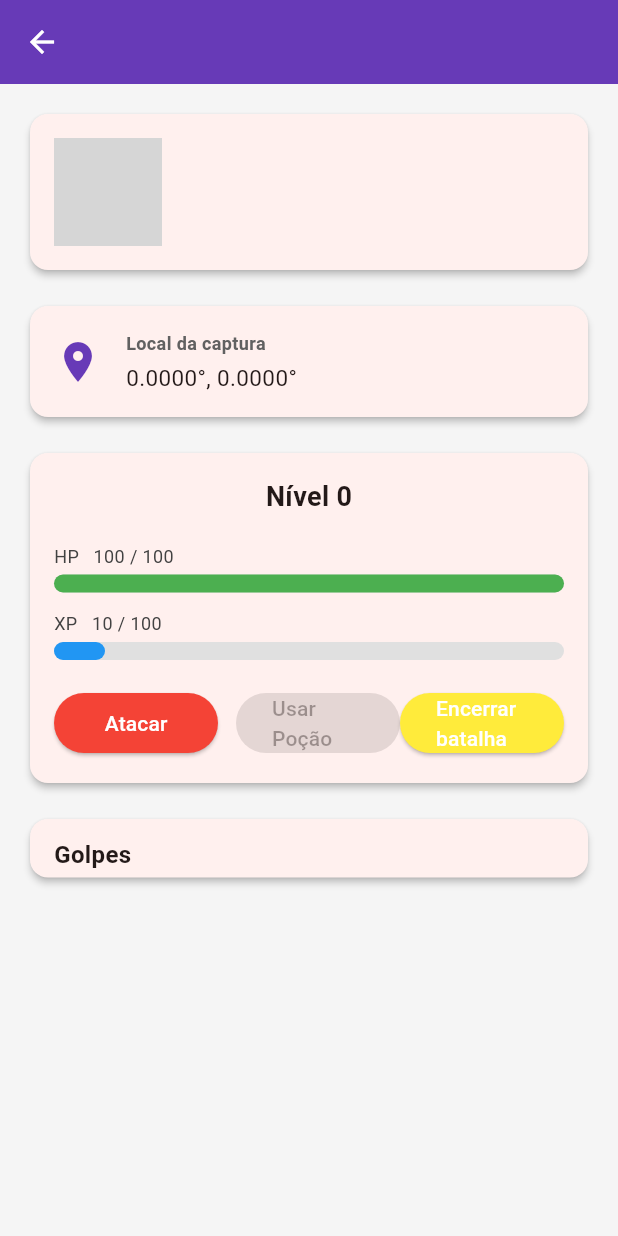
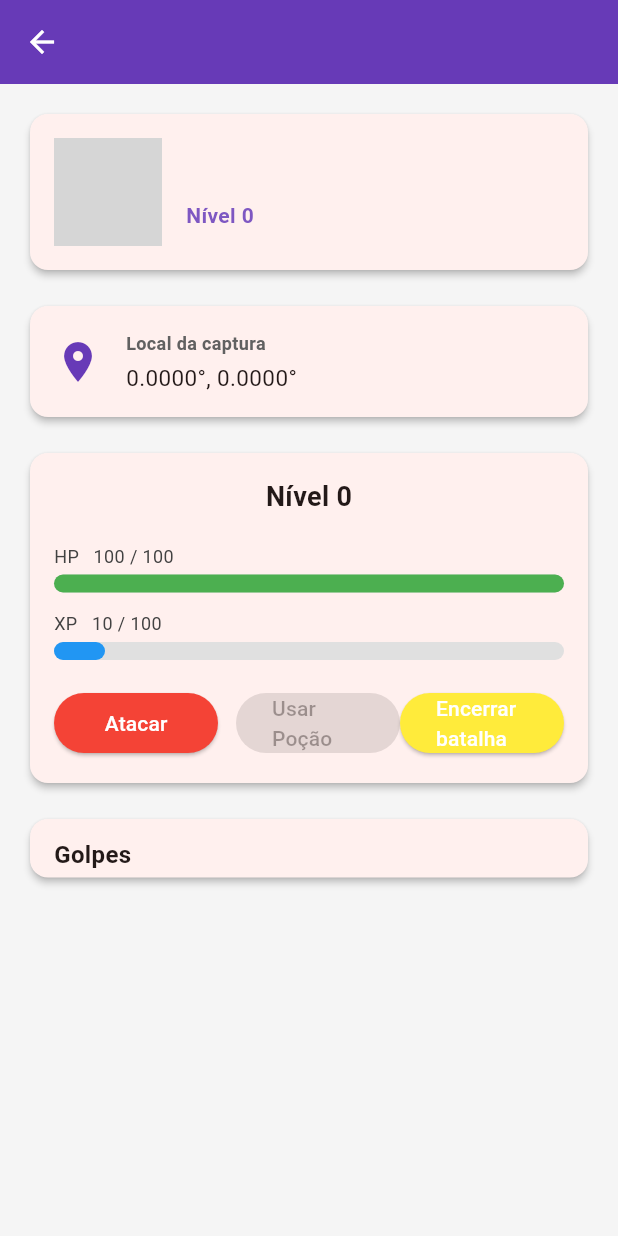
Before and after one commit to Rafa3lFerreira/flutter-poke-app, a Flutter app: the PokemonScreen screen opened directly with empty values, after a tap on "Atacar", after a tap on "Usar Poção", on a phone screen of 412 x 824 dp. Run offline on Flutter 3.47's test engine with Material 3 defaults, Android fonts, the phone set to English and light mode, and no system bars; our stand-ins replace cloud_firestore, firebase_auth, firebase_core, geolocator; accounts and stored records are empty; network calls fail; grey boxes are pictures that could not be loaded.

Commit message:
feat ultima alteracao

```diff
--- /dev/null
+++ b/lib/battle_provider.dart
@@ -0,0 +1,37 @@
+import 'package:flutter/material.dart';
+
+class BattleProvider extends ChangeNotifier {
+  final String pokemonName;
+  int hp = 100;
+  int xp = 0;
+  int level;
+
+  BattleProvider({required this.pokemonName, required this.level});
+
+  Color get hpColor {
+    if (hp > 60) return Colors.green;
+    if (hp > 30) return Colors.yellow;
+    return Colors.red;
+  }
+
+  String get statusMessage {
+    if (hp == 0) return '$pokemonName desmaiou!';
+    if (hp <= 30) return 'HP crítico!';
+    return '';
+  }
+
+  void attack() {
+    hp = (hp - 20).clamp(0, 100);
+    xp = xp + 10;
+    if (xp >= 100) {
+      level++;
+      xp = 0;
+    }
+    notifyListeners();
+  }
+
+  void heal() {
+    hp = (hp + 30).clamp(0, 100);
+    notifyListeners();
+  }
+}
--- a/lib/pokemon_screen.dart
+++ b/lib/pokemon_screen.dart
@@ -1,5 +1,8 @@
 import 'package:flutter/material.dart';
+import 'package:provider/provider.dart';
 import 'pokemon.dart';
+import 'battle_provider.dart';
+import 'stat_bar.dart';
 
 class PokemonScreen extends StatefulWidget {
   final Pokemon pokemon;
@@ -14,7 +17,12 @@ class PokemonScreen extends StatefulWidget {
 class _PokemonScreenState extends State<PokemonScreen> {
   @override
   Widget build(BuildContext context) {
-    return Scaffold(
+    return ChangeNotifierProvider(
+      create: (_) => BattleProvider(
+        pokemonName: widget.pokemon.name,
+        level: widget.pokemon.level,
+      ),
+      child: Scaffold(
         backgroundColor: Colors.grey.shade100,
         appBar: AppBar(
           title: Text(widget.pokemon.name),
@@ -30,10 +38,11 @@ class _PokemonScreenState extends State<PokemonScreen> {
               SizedBox(height: 16),
               LocationCard(pokemon: widget.pokemon),
               SizedBox(height: 16),
-            BattlePanel(pokemon: widget.pokemon),
+              BattlePanel(docId: widget.docId),
               SizedBox(height: 16),
               MoveList(pokemon: widget.pokemon),
             ],
+          ),
         ),
       ),
     );
@@ -52,6 +61,7 @@ class PokemonCard extends StatefulWidget {
 class _PokemonCardState extends State<PokemonCard> {
   @override
   Widget build(BuildContext context) {
+    final level = context.select((BattleProvider p) => p.level);
     return Card(
       elevation: 2,
       child: Padding(
@@ -70,6 +80,15 @@ class _PokemonCardState extends State<PokemonCard> {
                 Text(
                   widget.pokemon.name,
                   style: TextStyle(fontSize: 22, fontWeight: FontWeight.bold),
+                ),
+                SizedBox(height: 4),
+                Text(
+                  'Nível $level',
+                  style: TextStyle(
+                    fontSize: 14,
+                    color: Colors.deepPurple.shade400,
+                    fontWeight: FontWeight.bold,
+                  ),
                 ),
                 SizedBox(height: 4),
                 Wrap(
@@ -136,57 +155,14 @@ class LocationCard extends StatelessWidget {
   }
 }
 
-class BattlePanel extends StatefulWidget {
-  final Pokemon pokemon;
+class BattlePanel extends StatelessWidget {
+  final String docId;
 
-  const BattlePanel({super.key, required this.pokemon});
-
-  @override
-  State<BattlePanel> createState() => _BattlePanelState();
-}
-
-class _BattlePanelState extends State<BattlePanel> {
-  int hp = 100;
-  int xp = 0;
-  late int level;
-
-  @override
-  void initState() {
-    super.initState();
-    level = widget.pokemon.level;
-  }
-
-  Color get hpColor {
-    if (hp > 60) return Colors.green;
-    if (hp > 30) return Colors.yellow;
-    return Colors.red;
-  }
-
-  String get statusMessage {
-    if (hp == 0) return '${widget.pokemon.name} desmaiou!';
-    if (hp <= 30) return 'HP crítico!';
-    return '';
-  }
-
-  void _atacar() {
-    setState(() {
-      hp = (hp - 20).clamp(0, 100);
-      xp = xp + 10;
-      if (xp >= 100) {
-        level++;
-        xp = 0;
-      }
-    });
-  }
-
-  void _usarPocao() {
-    setState(() {
-      hp = (hp + 30).clamp(0, 100);
-    });
-  }
+  const BattlePanel({super.key, required this.docId});
 
   @override
   Widget build(BuildContext context) {
+    final battle = context.watch<BattleProvider>();
     return Card(
       elevation: 2,
       child: Padding(
@@ -194,16 +170,26 @@ class _BattlePanelState extends State<BattlePanel> {
         child: Column(
           children: [
             Text(
-              'Nível $level',
+              'Nível ${battle.level}',
               style: TextStyle(fontSize: 18, fontWeight: FontWeight.bold),
             ),
             SizedBox(height: 12),
-            _StatBar(label: 'HP', value: hp, maxValue: 100, color: hpColor),
-            _StatBar(label: 'XP', value: xp, maxValue: 100, color: Colors.blue),
-            if (statusMessage.isNotEmpty) ...[
+            StatBar(
+              label: 'HP',
+              value: battle.hp,
+              maxValue: 100,
+              color: battle.hpColor,
+            ),
+            StatBar(
+              label: 'XP',
+              value: battle.xp,
+              maxValue: 100,
+              color: Colors.blue,
+            ),
+            if (battle.statusMessage.isNotEmpty) ...[
               SizedBox(height: 8),
               Text(
-                statusMessage,
+                battle.statusMessage,
                 style: TextStyle(
                   color: Colors.red,
                   fontWeight: FontWeight.bold,
@@ -215,7 +201,9 @@ class _BattlePanelState extends State<BattlePanel> {
               children: [
                 Expanded(
                   child: ElevatedButton(
-                    onPressed: hp > 0 ? _atacar : null,
+                    onPressed: battle.hp > 0
+                        ? () => context.read<BattleProvider>().attack()
+                        : null,
                     style: ElevatedButton.styleFrom(
                       backgroundColor: Colors.red,
                       foregroundColor: Colors.white,
@@ -226,7 +214,9 @@ class _BattlePanelState extends State<BattlePanel> {
                 SizedBox(width: 12),
                 Expanded(
                   child: ElevatedButton(
-                    onPressed: hp < 100 ? _usarPocao : null,
+                    onPressed: battle.hp < 100
+                        ? () => context.read<BattleProvider>().heal()
+                        : null,
                     style: ElevatedButton.styleFrom(
                       backgroundColor: Colors.green,
                       foregroundColor: Colors.white,
@@ -236,7 +226,10 @@ class _BattlePanelState extends State<BattlePanel> {
                 ),
                 Expanded(
                   child: ElevatedButton(
-                    onPressed: () => Navigator.pop(context, level),
+                    onPressed: () {
+                      final level = context.read<BattleProvider>().level;
+                      Navigator.pop(context, level);
+                    },
                     style: ElevatedButton.styleFrom(
                       backgroundColor: Colors.yellow,
                       foregroundColor: Colors.white,
@@ -286,59 +279,3 @@ class _MoveListState extends State<MoveList> {
     );
   }
 }
-
-class _StatBar extends StatelessWidget {
-  final String label;
-  final int value;
-  final int maxValue;
-  final Color color;
-
-  const _StatBar({
-    required this.label,
-    required this.value,
-    required this.maxValue,
-    required this.color,
-  });
-
-  @override
-  Widget build(BuildContext context) {
-    return Padding(
-      padding: EdgeInsets.symmetric(vertical: 6),
-      child: Column(
-        crossAxisAlignment: CrossAxisAlignment.start,
-        children: [
-          Text(
-            '$label   $value / $maxValue',
-            style: TextStyle(color: Colors.grey.shade800, fontSize: 12),
-          ),
-          SizedBox(height: 4),
-          LayoutBuilder(
-            builder: (context, constraints) {
-              final ratio = (value / maxValue).clamp(0.0, 1.0);
-              return Stack(
-                children: [
-                  Container(
-                    height: 12,
-                    width: constraints.maxWidth,
-                    decoration: BoxDecoration(
-                      color: Colors.grey.shade300,
-                      borderRadius: BorderRadius.circular(6),
-                    ),
-                  ),
-                  Container(
-                    height: 12,
-                    width: constraints.maxWidth * ratio,
-                    decoration: BoxDecoration(
-                      color: color,
-                      borderRadius: BorderRadius.circular(6),
-                    ),
-                  ),
-                ],
-              );
-            },
-          ),
-        ],
-      ),
-    );
-  }
-}
--- /dev/null
+++ b/lib/stat_bar.dart
@@ -0,0 +1,58 @@
+import 'package:flutter/material.dart';
+
+class StatBar extends StatelessWidget {
+  final String label;
+  final int value;
+  final int maxValue;
+  final Color color;
+
+  const StatBar({
+    super.key,
+    required this.label,
+    required this.value,
+    required this.maxValue,
+    required this.color,
+  });
+
+  @override
+  Widget build(BuildContext context) {
+    return Padding(
+      padding: EdgeInsets.symmetric(vertical: 6),
+      child: Column(
+        crossAxisAlignment: CrossAxisAlignment.start,
+        children: [
+          Text(
+            '$label   $value / $maxValue',
+            style: TextStyle(color: Colors.grey.shade800, fontSize: 12),
+          ),
+          SizedBox(height: 4),
+          LayoutBuilder(
+            builder: (context, constraints) {
+              final ratio = (value / maxValue).clamp(0.0, 1.0);
+              return Stack(
+                children: [
+                  Container(
+                    height: 12,
+                    width: constraints.maxWidth,
+                    decoration: BoxDecoration(
+                      color: Colors.grey.shade300,
+                      borderRadius: BorderRadius.circular(6),
+                    ),
+                  ),
+                  Container(
+                    height: 12,
+                    width: constraints.maxWidth * ratio,
+                    decoration: BoxDecoration(
+                      color: color,
+                      borderRadius: BorderRadius.circular(6),
+                    ),
+                  ),
+                ],
+              );
+            },
+          ),
+        ],
+      ),
+    );
+  }
+}
--- a/pubspec.yaml
+++ b/pubspec.yaml
@@ -35,6 +35,7 @@ dependencies:
   cloud_firestore: ^5.4.4
   http: ^1.2.2
   geolocator: ^13.0.0
+  provider: ^6.1.0
 
   # The following adds the Cupertino Icons font to your application.
   # Use with the CupertinoIcons class for iOS style icons.
```
Also changed, not shown: pubspec.lock. Lines whose indentation alone changed are shown as unchanged.
